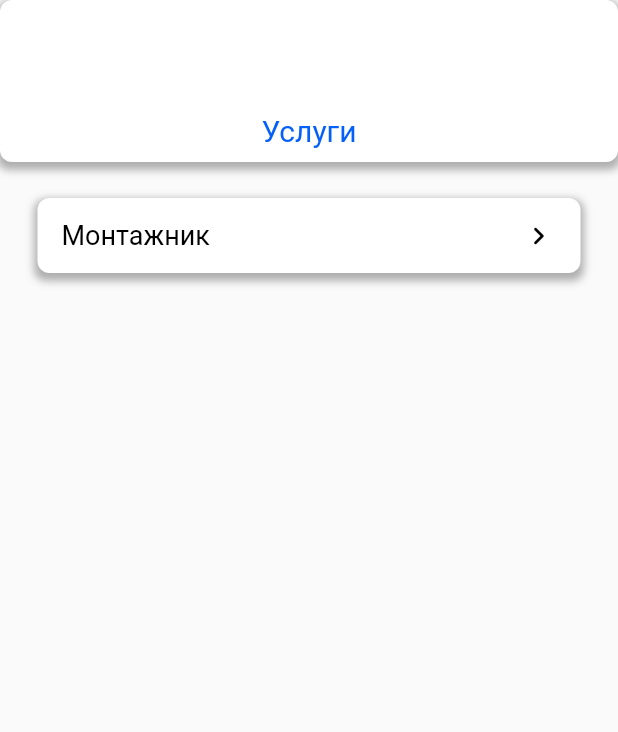
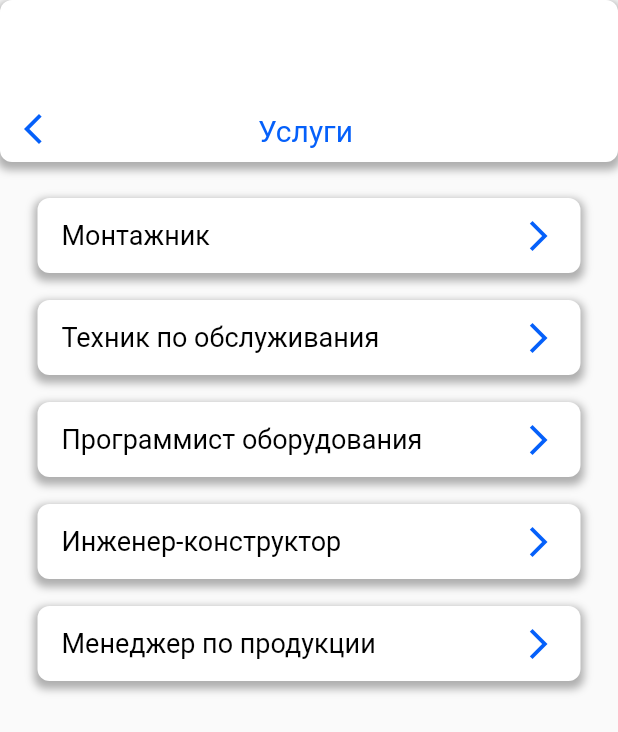
Before and after one commit to ostminer231/hackaton, a Flutter app: the ServicesPage screen opened by its route, on a phone screen of 412 x 824 dp. Shown: the top 732 px of the screen. Run offline on Flutter 3.47's test engine with Material 2 defaults, Android fonts, the light colour scheme and no system bars; our stand-ins replace google_fonts, smooth_page_indicator.

Commit message:
сервис

```diff
--- a/lib/src/features/ vacancies/services.dart
+++ b/lib/src/features/ vacancies/services.dart
@@ -29,16 +29,32 @@ class ServicesPage extends StatelessWidget {
           YourCustomHeader(),
           SizedBox(height: 16), // Add some space between the headers
           ServicesMontage(),
+          SizedBox(height: 10),
+          ServicesTechnician(),
+          SizedBox(height: 10),
+          ServicesProgrammer(),
+          SizedBox(height: 10),
+          ServicesEngineer(),
+          SizedBox(height: 10),
+          ServicesMeneger()
         ],
       ),
     );
   }
 }
 
+
+
+
 class YourCustomHeader extends StatelessWidget {
   @override
   Widget build(BuildContext context) {
-    return Container(
+    return InkWell(
+      onTap: () {
+        // Ваш код для навигации
+        // Например, Navigator.push(context, MaterialPageRoute(builder: (context) => NextScreen()));
+      },
+      child: Container(
         height: 108,
         width: double.infinity,
         margin: EdgeInsets.only(bottom: 8),
@@ -55,10 +71,23 @@ class YourCustomHeader extends StatelessWidget {
           borderRadius: BorderRadius.circular(8),
         ),
         // Adjusted content position
+        child: Row(
+          children: [
+            SizedBox(width: 10), // Add some space on the left
+            Transform.translate(
+              offset: Offset(0, 32), // Move icon down
+              child: Icon(
+                IconData(0xe094, fontFamily: 'MaterialIcons', matchTextDirection: true),
+                color: Color(0xff0560FA),
+              ),
+            ),
+            SizedBox(width: 138), // Add space between icon and text
+            Transform.translate(
+              offset: Offset(0, 33), // Move text lower
               child: Column(
                 mainAxisAlignment: MainAxisAlignment.center,
+                crossAxisAlignment: CrossAxisAlignment.start,
                 children: [
-          SizedBox(height: 66), // Add some space above the text
                   Text(
                     'Услуги',
                     style: TextStyle(
@@ -68,9 +97,14 @@ class YourCustomHeader extends StatelessWidget {
                   ),
                 ],
               ),
+            ),
+          ],
+        ),
+      ),
     );
   }
 }
+
 
 class ServicesMontage extends StatelessWidget {
   @override
@@ -107,8 +141,8 @@ class ServicesMontage extends StatelessWidget {
           Padding(
             padding: const EdgeInsets.only(right: 16),
             child: Icon(
-              IconData(0xf63b, fontFamily: 'MaterialIcons', matchTextDirection: true),
-              color: Colors.black,
+              IconData(0xe09c, fontFamily: 'MaterialIcons', matchTextDirection: true),
+              color: Color(0xff0560FA),
             ),
           ),
         ],
@@ -117,11 +151,11 @@ class ServicesMontage extends StatelessWidget {
   }
 }
 
-class Services2 extends StatelessWidget {
+class ServicesTechnician extends StatelessWidget {
   @override
   Widget build(BuildContext context) {
     return Container(
-      height: 40,
+      height: 50,
       width: 362,
       margin: EdgeInsets.only(bottom: 8),
       decoration: BoxDecoration(
@@ -142,7 +176,7 @@ class Services2 extends StatelessWidget {
           Padding(
             padding: const EdgeInsets.only(left: 16),
             child: Text(
-              'Монтажник',
+              'Техник по обслуживания',
               style: TextStyle(
                 fontSize: 18,
                 color: Colors.black,
@@ -152,8 +186,8 @@ class Services2 extends StatelessWidget {
           Padding(
             padding: const EdgeInsets.only(right: 16),
             child: Icon(
-              IconData(0xf63b, fontFamily: 'MaterialIcons', matchTextDirection: true),
-              color: Colors.black,
+              IconData(0xe09c, fontFamily: 'MaterialIcons', matchTextDirection: true),
+              color: Color(0xff0560FA),
             ),
           ),
         ],
@@ -161,3 +195,138 @@ class Services2 extends StatelessWidget {
     );
   }
 }
+
+class ServicesProgrammer extends StatelessWidget {
+  @override
+  Widget build(BuildContext context) {
+    return Container(
+      height: 50,
+      width: 362,
+      margin: EdgeInsets.only(bottom: 8),
+      decoration: BoxDecoration(
+        boxShadow: [
+          BoxShadow(
+            color: Colors.black.withOpacity(0.3),
+            spreadRadius: 2,
+            blurRadius: 4,
+            offset: Offset(0, 3),
+          ),
+        ],
+        color: Colors.white,
+        borderRadius: BorderRadius.circular(8),
+      ),
+      child: Row(
+        mainAxisAlignment: MainAxisAlignment.spaceBetween,
+        children: [
+          Padding(
+            padding: const EdgeInsets.only(left: 16),
+            child: Text(
+              'Программист оборудования',
+              style: TextStyle(
+                fontSize: 18,
+                color: Colors.black,
+              ),
+            ),
+          ),
+          Padding(
+            padding: const EdgeInsets.only(right: 16),
+            child: Icon(
+              IconData(0xe09c, fontFamily: 'MaterialIcons', matchTextDirection: true),
+              color: Color(0xff0560FA),
+            ),
+          ),
+        ],
+      ),
+    );
+  }
+}
+
+class ServicesEngineer extends StatelessWidget {
+  @override
+  Widget build(BuildContext context) {
+    return Container(
+      height: 50,
+      width: 362,
+      margin: EdgeInsets.only(bottom: 8),
+      decoration: BoxDecoration(
+        boxShadow: [
+          BoxShadow(
+            color: Colors.black.withOpacity(0.3),
+            spreadRadius: 2,
+            blurRadius: 4,
+            offset: Offset(0, 3),
+          ),
+        ],
+        color: Colors.white,
+        borderRadius: BorderRadius.circular(8),
+      ),
+      child: Row(
+        mainAxisAlignment: MainAxisAlignment.spaceBetween,
+        children: [
+          Padding(
+            padding: const EdgeInsets.only(left: 16),
+            child: Text(
+              'Инженер-конструктор',
+              style: TextStyle(
+                fontSize: 18,
+                color: Colors.black,
+              ),
+            ),
+          ),
+          Padding(
+            padding: const EdgeInsets.only(right: 16),
+            child: Icon(
+              IconData(0xe09c, fontFamily: 'MaterialIcons', matchTextDirection: true),
+              color: Color(0xff0560FA),
+            ),
+          ),
+        ],
+      ),
+    );
+  }
+}
+
+class ServicesMeneger extends StatelessWidget {
+  @override
+  Widget build(BuildContext context) {
+    return Container(
+      height: 50,
+      width: 362,
+      margin: EdgeInsets.only(bottom: 8),
+      decoration: BoxDecoration(
+        boxShadow: [
+          BoxShadow(
+            color: Colors.black.withOpacity(0.3),
+            spreadRadius: 2,
+            blurRadius: 4,
+            offset: Offset(0, 3),
+          ),
+        ],
+        color: Colors.white,
+        borderRadius: BorderRadius.circular(8),
+      ),
+      child: Row(
+        mainAxisAlignment: MainAxisAlignment.spaceBetween,
+        children: [
+          Padding(
+            padding: const EdgeInsets.only(left: 16),
+            child: Text(
+              'Менеджер по продукции',
+              style: TextStyle(
+                fontSize: 18,
+                color: Colors.black,
+              ),
+            ),
+          ),
+          Padding(
+            padding: const EdgeInsets.only(right: 16),
+            child: Icon(
+              IconData(0xe09c, fontFamily: 'MaterialIcons', matchTextDirection: true),
+              color: Color(0xff0560FA),
+            ),
+          ),
+        ],
+      ),
+    );
+  }
+}
```
Lines whose indentation alone changed are shown as unchanged.
